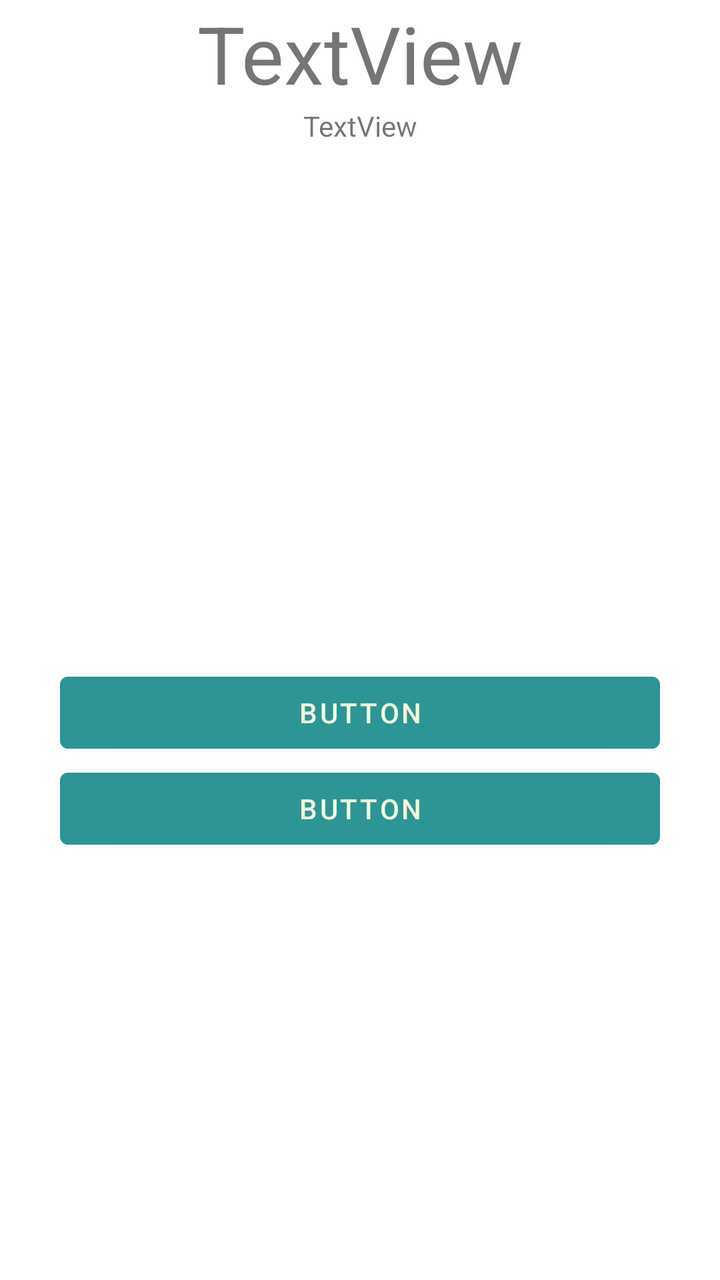
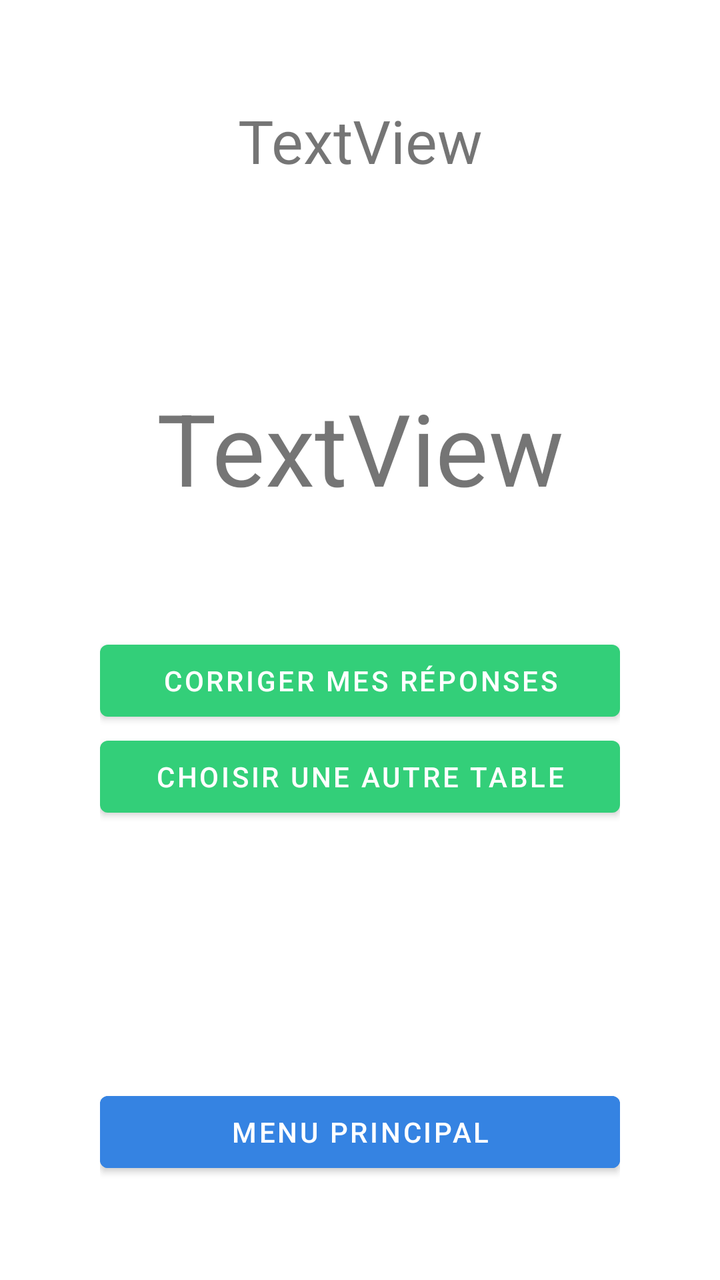

Two renders of the same Android screen: before a commit and after it. Below are the layout's source before the change and the commit's diff.
<!-- AndroidManifest.xml: application theme Theme.Lousticole -->
<!-- res/layout/result.xml -->
<?xml version="1.0" encoding="utf-8"?>
<androidx.constraintlayout.widget.ConstraintLayout xmlns:android="http://schemas.android.com/apk/res/android"
    xmlns:app="http://schemas.android.com/apk/res-auto"
    android:layout_width="match_parent"
    android:layout_height="match_parent">

    <TextView
        android:id="@+id/result_first_textView"
        android:layout_width="wrap_content"
        android:layout_height="wrap_content"
        android:text="TextView"
        android:textSize="40dp"
        app:layout_constraintEnd_toEndOf="parent"
        app:layout_constraintStart_toStartOf="parent" />

    <TextView
        android:id="@+id/result_second_textView"
        android:layout_width="wrap_content"
        android:layout_height="wrap_content"
        android:text="TextView"
        app:layout_constraintEnd_toEndOf="parent"
        app:layout_constraintStart_toStartOf="parent"
        app:layout_constraintTop_toBottomOf="@+id/result_first_textView" />

    <Button
        android:id="@+id/result_first_button"
        android:layout_width="300dp"
        android:layout_height="wrap_content"
        android:text="Button"
        app:layout_constraintBottom_toBottomOf="parent"
        app:layout_constraintEnd_toEndOf="parent"
        app:layout_constraintStart_toStartOf="parent"
        app:layout_constraintTop_toBottomOf="@+id/result_second_textView" />

    <Button
        android:id="@+id/result_second_button"
        android:layout_width="300dp"
        android:layout_height="wrap_content"
        android:text="Button"
        app:layout_constraintEnd_toEndOf="parent"
        app:layout_constraintStart_toStartOf="parent"
        app:layout_constraintTop_toBottomOf="@+id/result_first_button" />
</androidx.constraintlayout.widget.ConstraintLayout>
<!-- resources referenced by this layout -->
<resources>
  <style name="Theme.Lousticole" parent="Theme.MaterialComponents.DayNight.NoActionBar">
          
          <item name="colorPrimary">@color/green</item>
          <item name="colorPrimaryVariant">@color/dark_green</item>
          <item name="colorOnPrimary">@color/cream</item>
          
          <item name="colorSecondary">@color/light_green</item>
          <item name="colorSecondaryVariant">@color/green</item>
          <item name="colorOnSecondary">@color/black</item>
          
          <item name="android:statusBarColor">@android:color/transparent</item>
          <item name="android:navigationBarColor">@android:color/transparent</item>
          <item name="android:windowTranslucentStatus">false</item>
          <item name="android:windowTranslucentNavigation">false</item>
          
      </style>
  <color name="green">#2D9596</color>
  <color name="dark_green">#265073</color>
  <color name="cream">#F1FADA</color>
  <color name="light_green">#9AD0C2</color>
  <color name="black">#FF000000</color>
</resources>

<!-- the commit's change to res/layout/result.xml (unified diff, before → after) -->
@@ -2,42 +2,57 @@
 <androidx.constraintlayout.widget.ConstraintLayout xmlns:android="http://schemas.android.com/apk/res/android"
     xmlns:app="http://schemas.android.com/apk/res-auto"
     android:layout_width="match_parent"
-    android:layout_height="match_parent">
+    android:layout_height="match_parent"
+    android:padding="50dp">
 
     <TextView
         android:id="@+id/result_first_textView"
         android:layout_width="wrap_content"
         android:layout_height="wrap_content"
         android:text="TextView"
-        android:textSize="40dp"
+        android:textSize="30sp"
         app:layout_constraintEnd_toEndOf="parent"
-        app:layout_constraintStart_toStartOf="parent" />
+        app:layout_constraintStart_toStartOf="parent"
+        app:layout_constraintTop_toTopOf="parent" />
 
     <TextView
         android:id="@+id/result_second_textView"
         android:layout_width="wrap_content"
         android:layout_height="wrap_content"
+        android:layout_marginTop="100dp"
+        android:textSize="50sp"
         android:text="TextView"
+        app:layout_constraintEnd_toEndOf="parent"
+        app:layout_constraintStart_toStartOf="parent"
+        app:layout_constraintTop_toBottomOf="@+id/result_first_textView"
+        />
+
+    <Button
+        android:id="@+id/result_correction_button"
+        android:layout_width="match_parent"
+        android:layout_height="wrap_content"
+        android:text="Corriger mes réponses"
+        app:layout_constraintBottom_toBottomOf="parent"
         app:layout_constraintEnd_toEndOf="parent"
         app:layout_constraintStart_toStartOf="parent"
         app:layout_constraintTop_toBottomOf="@+id/result_first_textView" />
 
     <Button
-        android:id="@+id/result_first_button"
-        android:layout_width="300dp"
+        android:id="@+id/result_other_button"
+        android:layout_width="match_parent"
         android:layout_height="wrap_content"
-        android:text="Button"
+        android:text="Choisir une autre table"
+        app:layout_constraintEnd_toEndOf="parent"
+        app:layout_constraintStart_toStartOf="parent"
+        app:layout_constraintTop_toBottomOf="@+id/result_correction_button" />
+
+    <Button
+        android:id="@+id/result_retour_button"
+        android:layout_width="match_parent"
+        android:layout_height="wrap_content"
+        android:backgroundTint="@color/blue"
+        android:text="Menu principal"
         app:layout_constraintBottom_toBottomOf="parent"
         app:layout_constraintEnd_toEndOf="parent"
-        app:layout_constraintStart_toStartOf="parent"
-        app:layout_constraintTop_toBottomOf="@+id/result_second_textView" />
-
-    <Button
-        android:id="@+id/result_second_button"
-        android:layout_width="300dp"
-        android:layout_height="wrap_content"
-        android:text="Button"
-        app:layout_constraintEnd_toEndOf="parent"
-        app:layout_constraintStart_toStartOf="parent"
-        app:layout_constraintTop_toBottomOf="@+id/result_first_button" />
+        app:layout_constraintStart_toStartOf="parent" />
 </androidx.constraintlayout.widget.ConstraintLayout>
<!-- resource entries referenced after the edit -->
@@ -1,14 +1,15 @@
 <!-- resources referenced by this layout -->
 <resources>
+  <color name="blue">#3583e2</color>
   <style name="Theme.Lousticole" parent="Theme.MaterialComponents.DayNight.NoActionBar">
           
           <item name="colorPrimary">@color/green</item>
-          <item name="colorPrimaryVariant">@color/dark_green</item>
-          <item name="colorOnPrimary">@color/cream</item>
+          <item name="colorPrimaryVariant">@color/blue</item>
+          <item name="colorOnPrimary">@color/white</item>
           
-          <item name="colorSecondary">@color/light_green</item>
+          <item name="colorSecondary">@color/blue</item>
           <item name="colorSecondaryVariant">@color/green</item>
-          <item name="colorOnSecondary">@color/black</item>
+          <item name="colorOnSecondary">@color/white</item>
           
           <item name="android:statusBarColor">@android:color/transparent</item>
           <item name="android:navigationBarColor">@android:color/transparent</item>
@@ -16,10 +17,7 @@
           <item name="android:windowTranslucentNavigation">false</item>
           
       </style>
-  <color name="green">#2D9596</color>
-  <color name="dark_green">#265073</color>
-  <color name="cream">#F1FADA</color>
-  <color name="light_green">#9AD0C2</color>
-  <color name="black">#FF000000</color>
+  <color name="green">#33cf79</color>
+  <color name="white">#FFFFFFFF</color>
 </resources>
 
